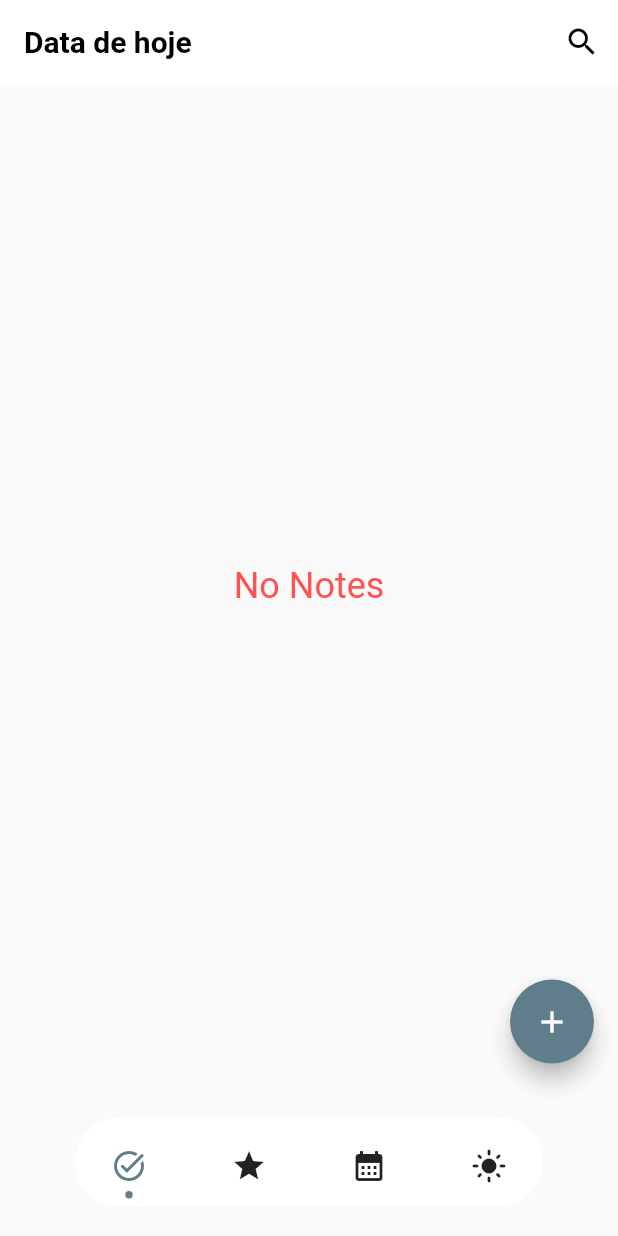
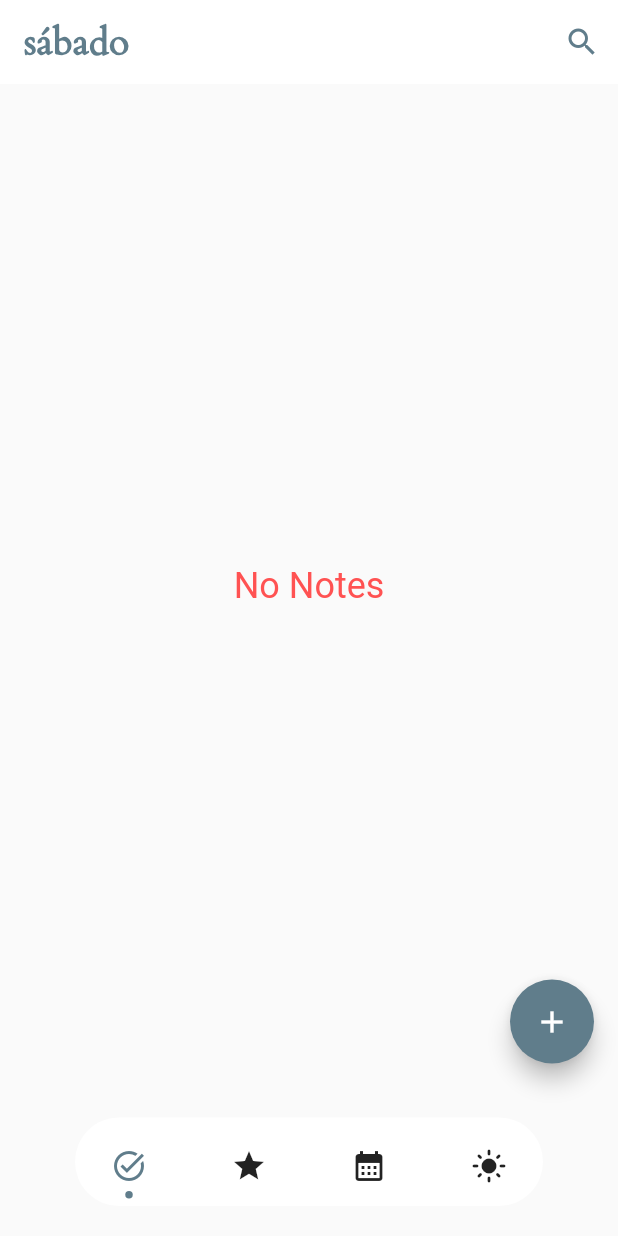
Before and after one commit to Elison12/TODO-flutter, a Flutter app: the screen it shows after launch, on a phone screen of 412 x 824 dp. Run offline on Flutter 3.47's test engine with Material 2 defaults, Android fonts, the phone set to English and light mode, and no system bars; drawn by our look-alikes of dot_navigation_bar; our stand-ins replace flutter_datetime_picker, sqflite; accounts and stored records are empty.

Commit message:
:rocket: arrumando cards

```diff
--- a/lib/main.dart
+++ b/lib/main.dart
@@ -1,5 +1,6 @@
 import 'package:flutter/material.dart';
 import 'package:flutter/services.dart';
+import 'package:intl/date_symbol_data_local.dart';
 import 'package:todo_app/pages/home_page.dart';
 
 Color white = const Color(0xFFFFFFFF);
@@ -19,6 +20,7 @@ class MyApp extends StatelessWidget {
   // This widget is the root of your application.
   @override
   Widget build(BuildContext context) {
+    initializeDateFormatting('pt_BR', null);
     return MaterialApp(
       debugShowCheckedModeBanner: false,
       theme: ThemeData(
--- a/lib/pages/home_page.dart
+++ b/lib/pages/home_page.dart
@@ -1,6 +1,7 @@
 import 'package:flutter/material.dart';
 import 'package:dot_navigation_bar/dot_navigation_bar.dart';
 import 'package:flutter_datetime_picker/flutter_datetime_picker.dart';
+import 'package:intl/intl.dart';
 import 'package:todo_app/models/task_model.dart';
 import '../db/notes_database.dart';
 import '../models/note.dart';
@@ -19,6 +20,8 @@ class _HomePageState extends State<HomePage> {
   var _selectedTab = _SelectedTab.tasks;
   late List<Note> notes;
   bool isLoading = false;
+
+  DateTime time = DateTime.now();
   // List todos = List();
 
   late final String date;
@@ -33,7 +36,7 @@ class _HomePageState extends State<HomePage> {
   void dispose() {
     NoteDataBase.instance.close();
     super.dispose();
-    }
+  }
 
   Future refreshNotes() async {
     setState(() => isLoading = true);
@@ -112,7 +115,7 @@ class _HomePageState extends State<HomePage> {
                               color: Colors.grey,
                             )),
                       ),
-                      Container(child: const Text("data aqui"))
+                      // Container(child: Text(DateFormat("EEEE", "pt_BR").format(data)))
                     ],
                   ),
                   Container(
@@ -155,15 +158,17 @@ class _HomePageState extends State<HomePage> {
       appBar: AppBar(
           elevation: 0.0,
           backgroundColor: Colors.white,
-          title: const Text("Data de hoje",
-              style: TextStyle(
-                  color: Colors.black,
-                  fontSize: 20,
-                  fontWeight: FontWeight.bold)),
+          title: Text(DateFormat("EEEE", "pt_BR").format(time),
+              style: const TextStyle(
+                fontFamily: "Cardo-regular",
+                color: Colors.blueGrey,
+                fontWeight: FontWeight.bold,
+                fontSize: 25,
+              )),
           actions: [
             IconButton(
               onPressed: () {},
-              icon: const Icon(Icons.search, color: Colors.black),
+              icon: const Icon(Icons.search, color: Colors.blueGrey),
             )
           ]),
       // body: Flex(
@@ -180,7 +185,8 @@ class _HomePageState extends State<HomePage> {
             : notes.isEmpty
                 ? Text(
                     'No Notes',
-                    style: const TextStyle(color: Colors.redAccent, fontSize: 24),
+                    style:
+                        const TextStyle(color: Colors.redAccent, fontSize: 24),
                   )
                 : tasks_list(),
       ),
```
Also changed, not shown: lib/models/task_model.dart (+42 -16 lines), pubspec.yaml (+14 -9 lines), assets/fonts/Cardo-Regular.ttf (added), assets/fonts/LilitaOne-Regular.ttf (added), assets/fonts/Montserrat-Bold.ttf (added), assets/fonts/Montserrat-Regular.ttf (added), assets/fonts/YesevaOne-Regular.ttf (added), pubspec.lock.
